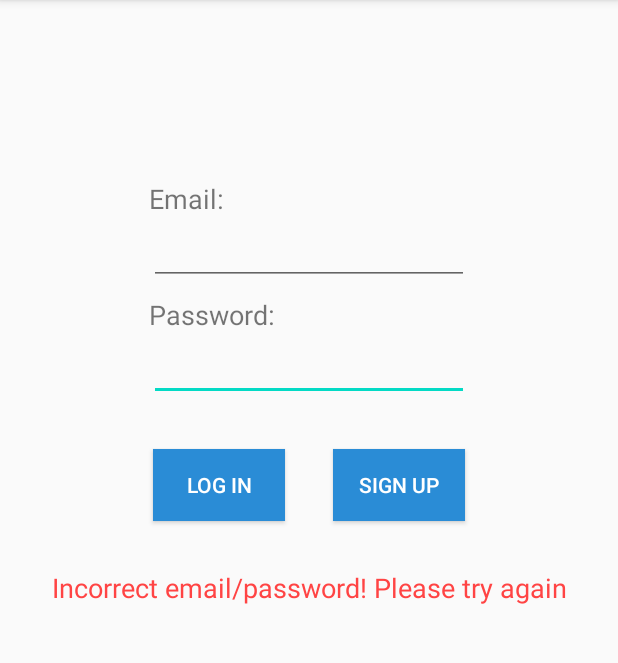
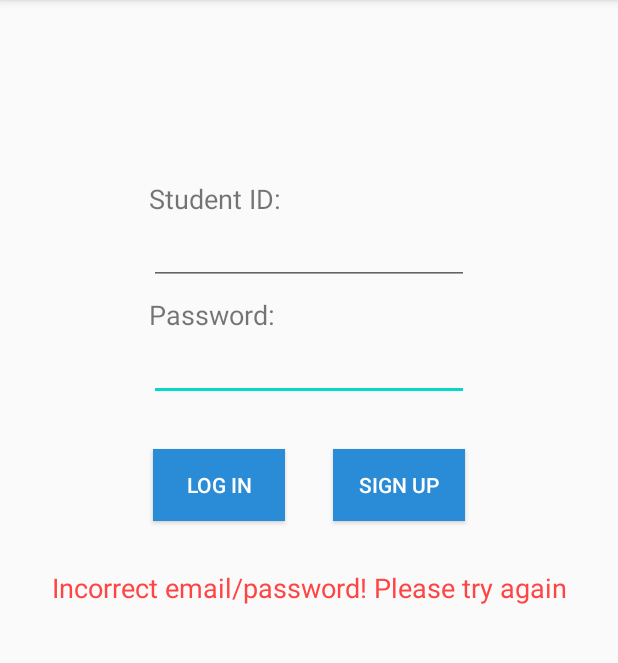
Before and after one commit to jamz903/snatch, an Android app: the screen it shows after launch (MainActivity), after a tap on "LOG IN", on a phone screen of 412 x 824 dp, the part 84-747 px from its top. Run offline under Robolectric (Android 15) with nearby library versions, the phone set to English and light mode, and no system bars; our stand-ins replace Firebase (no records; nobody signed in at launch, a user with empty details on screens opened directly), Volley; 3 statements that could not run were skipped.

Commit message:
Added display to show grand total, changed Student ID to not be case sensitive when logging in/signing up

```diff
--- a/app/src/main/java/sg/edu/np/mad/snatch/MainActivity.java
+++ b/app/src/main/java/sg/edu/np/mad/snatch/MainActivity.java
@@ -102,14 +102,14 @@ public class MainActivity extends AppCompatActivity {
             @Override
             public void onClick(View v) {
                 closeKeyboard();
-                String email = emailEditText.getText().toString();
+                String studentID = emailEditText.getText().toString().toUpperCase(); //.toUpperCase() makes Student ID not case sensitive
                 String pw = pwEditText.getText().toString();
                 /*if (email.equals("s1234567") && pw.equals("12345678")) {
                     Log.d(TAG, "Login successful!");
                     Intent in = new Intent(MainActivity.this, HomescreenActivity.class);
                     startActivity(in);
                 }*/
-                if (email == "" || pw == ""){
+                if (studentID == "" || pw == ""){
                     errorMsgTextView.setText("Empty email/password! Please try again");
                 }
                 else{
@@ -117,7 +117,7 @@ public class MainActivity extends AppCompatActivity {
                     for(int i = 0; i<studentsList.size(); i++)
                     {
 
-                        if ((studentsList.get(i).getStudentID()).equalsIgnoreCase(email.toString()) && studentsList.get(i).getStudentPW().equalsIgnoreCase(pw.toString())){
+                        if ((studentsList.get(i).getStudentID()).equalsIgnoreCase(studentID.toString()) && studentsList.get(i).getStudentPW().equalsIgnoreCase(pw.toString())){
                             Log.d(TAG, "Login correct");
                             matchFound = true;
                             Intent in = new Intent(MainActivity.this, HomescreenActivity.class);
@@ -143,7 +143,7 @@ public class MainActivity extends AppCompatActivity {
         signUpBtn.setOnClickListener(new View.OnClickListener() {
             @Override
             public void onClick(View v) {
-                String id = emailEditText.getText().toString();
+                String id = emailEditText.getText().toString().toUpperCase();
                 String pw = pwEditText.getText().toString();
 
                 Students students = new Students(id,pw);
--- a/app/src/main/res/layout/activity_main.xml
+++ b/app/src/main/res/layout/activity_main.xml
@@ -10,7 +10,7 @@
         android:id="@+id/emailTextView"
         android:layout_width="wrap_content"
         android:layout_height="wrap_content"
-        android:text="Email:"
+        android:text="Student ID:"
         android:textSize="18sp"
         app:layout_constraintBottom_toTopOf="@+id/emailEditText"
         app:layout_constraintStart_toStartOf="@+id/emailEditText" />
--- a/app/src/main/res/layout/orders_listitem.xml
+++ b/app/src/main/res/layout/orders_listitem.xml
@@ -14,6 +14,7 @@
         android:layout_marginTop="8dp"
         android:layout_marginBottom="8dp"
         android:text="TextView"
+        android:textSize="18sp"
         app:layout_constraintBottom_toBottomOf="parent"
         app:layout_constraintStart_toStartOf="parent"
         app:layout_constraintTop_toTopOf="parent" />
@@ -26,6 +27,7 @@
         android:layout_marginTop="8dp"
         android:layout_marginBottom="8dp"
         android:text="TextView"
+        android:textSize="18sp"
         app:layout_constraintBottom_toBottomOf="parent"
         app:layout_constraintStart_toEndOf="@+id/quantityTextView"
         app:layout_constraintTop_toTopOf="parent" />
@@ -38,6 +40,7 @@
         android:layout_marginEnd="8dp"
         android:layout_marginBottom="8dp"
         android:text="TextView"
+        android:textSize="18sp"
         app:layout_constraintBottom_toBottomOf="parent"
         app:layout_constraintEnd_toEndOf="parent"
         app:layout_constraintTop_toTopOf="parent" />
```
Also changed, not shown: app/src/main/java/sg/edu/np/mad/snatch/OrderActivity.java (+14 -0 lines), app/src/main/res/layout/activity_order.xml (+16 -2 lines).
